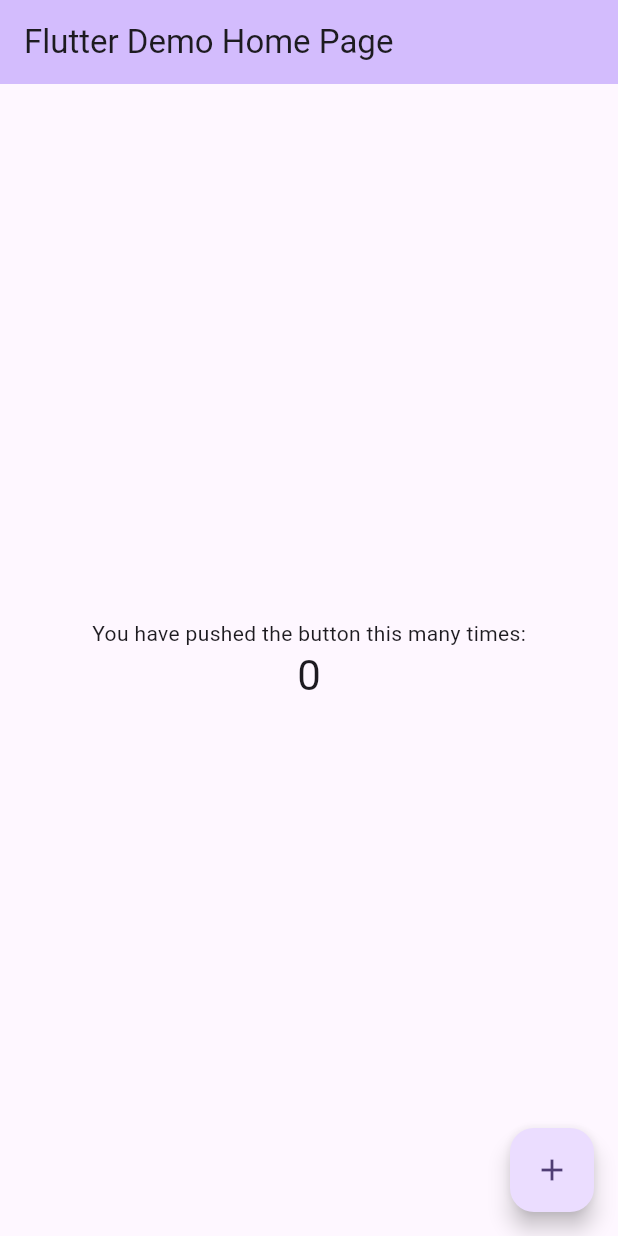
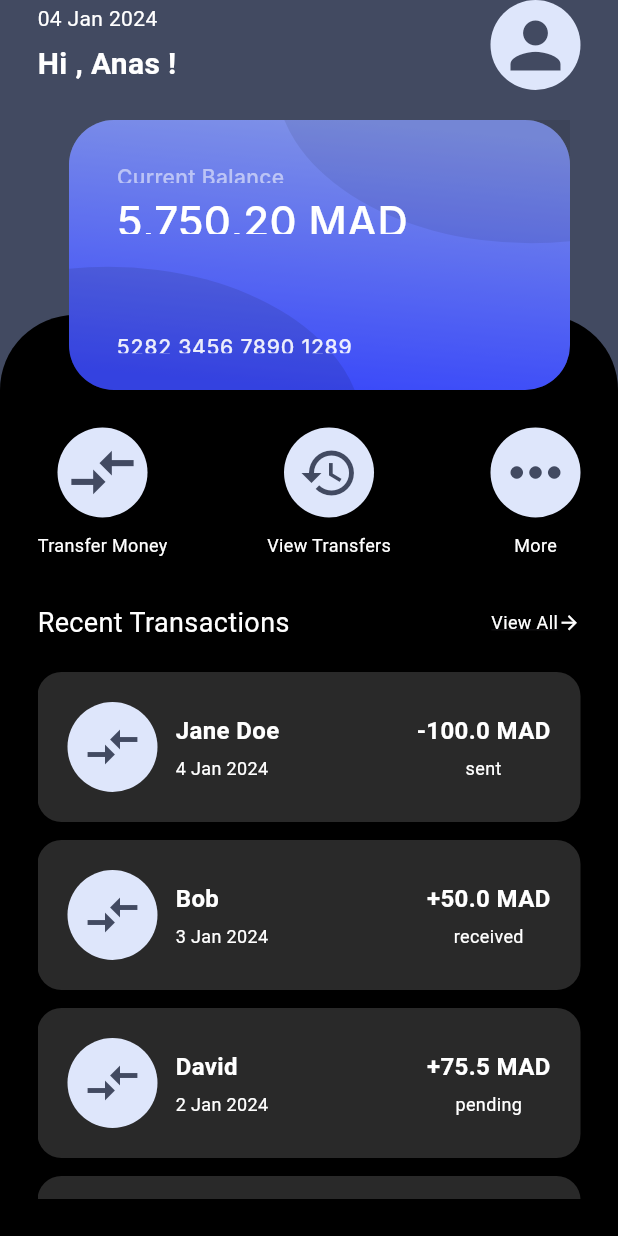
Before and after one commit to Anas-Aneddame/M-Wallet-Transfert-National, a Flutter app: the screen it shows after launch, on a phone screen of 412 x 824 dp. Run offline on Flutter 3.47's test engine with Material 3 defaults, Android fonts, the phone set to English and light mode, and no system bars; our stand-ins replace curved_navigation_bar; Roboto replaces fonts that are missing (Inter).

Commit message:
add Home Page

```diff
--- /dev/null
+++ b/m_wallet_transfertnational/lib/classes/transaction.dart
@@ -0,0 +1,15 @@
+class Transaction {
+  final String senderName;
+  final String receiverName;
+  final DateTime date;
+  final String status;
+  final double amount;
+
+  Transaction({
+    required this.senderName,
+    required this.receiverName,
+    required this.date,
+    required this.status,
+    required this.amount,
+  });
+}
--- a/m_wallet_transfertnational/lib/main.dart
+++ b/m_wallet_transfertnational/lib/main.dart
@@ -1,4 +1,5 @@
 import 'package:flutter/material.dart';
+import 'screens/home.dart';
 
 void main() {
   runApp(const MyApp());
@@ -7,119 +8,8 @@ void main() {
 class MyApp extends StatelessWidget {
   const MyApp({super.key});
 
-  // This widget is the root of your application.
   @override
   Widget build(BuildContext context) {
-    return MaterialApp(
-      title: 'Flutter Demo',
-      theme: ThemeData(
-        // This is the theme of your application.
-        //
-        // TRY THIS: Try running your application with "flutter run". You'll see
-        // the application has a blue toolbar. Then, without quitting the app,
-        // try changing the seedColor in the colorScheme below to Colors.green
-        // and then invoke "hot reload" (save your changes or press the "hot
-        // reload" button in a Flutter-supported IDE, or press "r" if you used
-        // the command line to start the app).
-        //
-        // Notice that the counter didn't reset back to zero; the application
-        // state is not lost during the reload. To reset the state, use hot
-        // restart instead.
-        //
-        // This works for code too, not just values: Most code changes can be
-        // tested with just a hot reload.
-        colorScheme: ColorScheme.fromSeed(seedColor: Colors.deepPurple),
-        useMaterial3: true,
-      ),
-      home: const MyHomePage(title: 'Flutter Demo Home Page'),
-    );
+    return const MaterialApp(debugShowCheckedModeBanner: false, home: Home());
   }
 }
-
-class MyHomePage extends StatefulWidget {
-  const MyHomePage({super.key, required this.title});
-
-  // This widget is the home page of your application. It is stateful, meaning
-  // that it has a State object (defined below) that contains fields that affect
-  // how it looks.
-
-  // This class is the configuration for the state. It holds the values (in this
-  // case the title) provided by the parent (in this case the App widget) and
-  // used by the build method of the State. Fields in a Widget subclass are
-  // always marked "final".
-
-  final String title;
-
-  @override
-  State<MyHomePage> createState() => _MyHomePageState();
-}
-
-class _MyHomePageState extends State<MyHomePage> {
-  int _counter = 0;
-
-  void _incrementCounter() {
-    setState(() {
-      // This call to setState tells the Flutter framework that something has
-      // changed in this State, which causes it to rerun the build method below
-      // so that the display can reflect the updated values. If we changed
-      // _counter without calling setState(), then the build method would not be
-      // called again, and so nothing would appear to happen.
-      _counter++;
-    });
-  }
-
-  @override
-  Widget build(BuildContext context) {
-    // This method is rerun every time setState is called, for instance as done
-    // by the _incrementCounter method above.
-    //
-    // The Flutter framework has been optimized to make rerunning build methods
-    // fast, so that you can just rebuild anything that needs updating rather
-    // than having to individually change instances of widgets.
-    return Scaffold(
-      appBar: AppBar(
-        // TRY THIS: Try changing the color here to a specific color (to
-        // Colors.amber, perhaps?) and trigger a hot reload to see the AppBar
-        // change color while the other colors stay the same.
-        backgroundColor: Theme.of(context).colorScheme.inversePrimary,
-        // Here we take the value from the MyHomePage object that was created by
-        // the App.build method, and use it to set our appbar title.
-        title: Text(widget.title),
-      ),
-      body: Center(
-        // Center is a layout widget. It takes a single child and positions it
-        // in the middle of the parent.
-        child: Column(
-          // Column is also a layout widget. It takes a list of children and
-          // arranges them vertically. By default, it sizes itself to fit its
-          // children horizontally, and tries to be as tall as its parent.
-          //
-          // Column has various properties to control how it sizes itself and
-          // how it positions its children. Here we use mainAxisAlignment to
-          // center the children vertically; the main axis here is the vertical
-          // axis because Columns are vertical (the cross axis would be
-          // horizontal).
-          //
-          // TRY THIS: Invoke "debug painting" (choose the "Toggle Debug Paint"
-          // action in the IDE, or press "p" in the console), to see the
-          // wireframe for each widget.
-          mainAxisAlignment: MainAxisAlignment.center,
-          children: <Widget>[
-            const Text(
-              'You have pushed the button this many times:',
-            ),
-            Text(
-              '$_counter',
-              style: Theme.of(context).textTheme.headlineMedium,
-            ),
-          ],
-        ),
-      ),
-      floatingActionButton: FloatingActionButton(
-        onPressed: _incrementCounter,
-        tooltip: 'Increment',
-        child: const Icon(Icons.add),
-      ), // This trailing comma makes auto-formatting nicer for build methods.
-    );
-  }
-}
--- /dev/null
+++ b/m_wallet_transfertnational/lib/screens/home.dart
@@ -0,0 +1,307 @@
+import 'package:flutter/material.dart';
+import 'package:curved_navigation_bar/curved_navigation_bar.dart';
+import 'package:intl/intl.dart';
+import 'package:m_wallet_transfertnational/widgets/transactionTile.dart';
+import '../classes/transaction.dart';
+import '../widgets/card.dart';
+
+class Home extends StatefulWidget {
+  const Home({super.key});
+
+  @override
+  State<Home> createState() => _HomeState();
+}
+
+class _HomeState extends State<Home> {
+  var height, width;
+  int _pageIndex = 0;
+  /*final List<Widget> _pages = [
+    Home(),
+    TransactionsPage(),
+    Home()
+  ]; */
+  List<Transaction> transactions = [
+    Transaction(
+      senderName: 'John Doe',
+      receiverName: 'Jane Doe',
+      date: DateTime.now(),
+      status: 'sent',
+      amount: 100.00,
+    ),
+    Transaction(
+      senderName: 'Alice',
+      receiverName: 'Bob',
+      date: DateTime.now().subtract(Duration(days: 1)),
+      status: 'received',
+      amount: 50.00,
+    ),
+    Transaction(
+      senderName: 'Charlie',
+      receiverName: 'David',
+      date: DateTime.now().subtract(Duration(days: 2)),
+      status: 'pending',
+      amount: 75.50,
+    ),
+    Transaction(
+      senderName: 'Eve',
+      receiverName: 'Frank',
+      date: DateTime.now().subtract(Duration(days: 3)),
+      status: 'sent',
+      amount: 120.75,
+    ),
+    Transaction(
+      senderName: 'Grace',
+      receiverName: 'Henry',
+      date: DateTime.now().subtract(Duration(days: 4)),
+      status: 'received',
+      amount: 90.25,
+    ),
+  ];
+
+  @override
+  Widget build(BuildContext context) {
+    height = MediaQuery.of(context).size.height;
+    width = MediaQuery.of(context).size.width;
+    DateTime now = DateTime.now();
+    String formattedDate = DateFormat('dd MMM yyyy').format(now);
+
+    return Scaffold(
+        backgroundColor: Color(0xFF424A61),
+        /*bottomNavigationBar: CurvedNavigationBar(
+          backgroundColor: Color(0xFFDEE6FB),
+          color: Color(0xFF424A61),
+          animationDuration: Duration(milliseconds: 300),
+          onTap: (index) {
+            setState(() {
+              _pageIndex = index;
+            });
+          },
+          items: const [
+            Icon(
+              Icons.home,
+              color: Colors.white,
+            ),
+            Icon(
+              Icons.compare_arrows,
+              color: Colors.white,
+            ),
+            Icon(
+              Icons.settings,
+              color: Colors.white,
+            ),
+          ],
+        ),*/
+        body: SafeArea(
+            child: Stack(children: [
+          Column(
+            children: [
+              Padding(
+                padding: const EdgeInsets.symmetric(horizontal: 25.0),
+                child: Column(
+                  children: [
+                    Row(
+                      mainAxisAlignment: MainAxisAlignment.spaceBetween,
+                      children: [
+                        Column(
+                            crossAxisAlignment: CrossAxisAlignment.start,
+                            mainAxisAlignment: MainAxisAlignment.start,
+                            children: [
+                              Text(
+                                formattedDate,
+                                style: const TextStyle(
+                                    color: Colors.white,
+                                    fontSize: 14,
+                                    fontWeight: FontWeight.normal),
+                              ),
+                              const SizedBox(height: 6),
+                              const Text(
+                                'Hi , Anas !',
+                                style: TextStyle(
+                                    color: Colors.white,
+                                    fontSize: 20,
+                                    fontWeight: FontWeight.bold),
+                              ),
+                            ]),
+                        GestureDetector(
+                          onTap: () {
+                            print("Container clicked!");
+                          },
+                          child: const CircleAvatar(
+                            radius: 30,
+                            backgroundColor: Color(0xFFDEE6FB),
+                            child: Icon(
+                              Icons.person,
+                              size: 50,
+                              color: Color(0xFF424A61),
+                            ),
+                          ),
+                        )
+                      ],
+                    ),
+                  ],
+                ),
+              ),
+              const SizedBox(
+                height: 150,
+              ),
+              Expanded(
+                child: Container(
+                  padding: EdgeInsets.all(25),
+                  decoration: const BoxDecoration(
+                    color: Colors.black,
+                    borderRadius: BorderRadius.only(
+                      topLeft: Radius.circular(50),
+                      topRight: Radius.circular(50),
+                    ),
+                  ),
+                  child: Column(children: [
+                    const SizedBox(
+                      height: 50,
+                    ),
+                    Row(
+                      mainAxisAlignment: MainAxisAlignment.spaceBetween,
+                      children: [
+                        Column(
+                          children: [
+                            GestureDetector(
+                              onTap: () {
+                                print("Container clicked!");
+                              },
+                              child: Container(
+                                margin: EdgeInsets.only(bottom: 10),
+                                child: const CircleAvatar(
+                                  radius: 30,
+                                  backgroundColor: Color(0xFFDEE6FB),
+                                  child: Icon(
+                                    Icons.compare_arrows,
+                                    size: 50,
+                                    color: Color(0xFF424A61),
+                                  ),
+                                ),
+                              ),
+                            ),
+                            const Text(
+                              'Transfer Money',
+                              style: TextStyle(
+                                  color: Colors.white,
+                                  fontSize: 12,
+                                  fontWeight: FontWeight.normal),
+                            )
+                          ],
+                        ),
+                        Column(
+                          children: [
+                            GestureDetector(
+                              onTap: () {
+                                print("Container clicked!");
+                              },
+                              child: Container(
+                                margin: EdgeInsets.only(bottom: 10),
+                                child: const CircleAvatar(
+                                  radius: 30,
+                                  backgroundColor: Color(0xFFDEE6FB),
+                                  child: Icon(
+                                    Icons.history,
+                                    size: 40,
+                                    color: Color(0xFF424A61),
+                                  ),
+                                ),
+                              ),
+                            ),
+                            const Text(
+                              'View Transfers',
+                              style: TextStyle(
+                                  color: Colors.white,
+                                  fontSize: 12,
+                                  fontWeight: FontWeight.normal),
+                            )
+                          ],
+                        ),
+                        Column(
+                          children: [
+                            GestureDetector(
+                              onTap: () {
+                                print("Container clicked!");
+                              },
+                              child: Container(
+                                margin: EdgeInsets.only(bottom: 10),
+                                child: const CircleAvatar(
+                                  radius: 30,
+                                  backgroundColor: Color(0xFFDEE6FB),
+                                  child: Icon(
+                                    Icons.more_horiz,
+                                    size: 50,
+                                    color: Color(0xFF424A61),
+                                  ),
+                                ),
+                              ),
+                            ),
+                            const Text(
+                              'More',
+                              style: TextStyle(
+                                  color: Colors.white,
+                                  fontSize: 12,
+                                  fontWeight: FontWeight.normal),
+                            )
+                          ],
+                        ),
+                      ],
+                    ),
+                    const SizedBox(height: 30),
+                    Row(
+                      mainAxisAlignment: MainAxisAlignment.spaceBetween,
+                      children: [
+                        const Text(
+                          'Recent Transactions',
+                          style: TextStyle(
+                              color: Colors.white,
+                              fontSize: 18,
+                              fontWeight: FontWeight.normal),
+                        ),
+                        GestureDetector(
+                          onTap: () {
+                            print("Container clicked!");
+                          },
+                          child: const Row(
+                            children: [
+                              Text(
+                                'View All',
+                                style: TextStyle(
+                                  color: Colors.white,
+                                  fontSize: 12,
+                                  fontWeight: FontWeight.normal,
+                                  decoration: TextDecoration.underline,
+                                ),
+                              ),
+                              Icon(
+                                Icons.arrow_forward,
+                                color: Colors.white,
+                                size: 15,
+                              ),
+                            ],
+                          ),
+                        ),
+                      ],
+                    ),
+                    const SizedBox(
+                      height: 20,
+                    ),
+                    Expanded(
+                      child: Container(
+                          child: ListView.builder(
+                        itemCount: transactions.length,
+                        itemBuilder: (context, index) {
+                          return TransactionTile(
+                              transaction: transactions[index]);
+                        },
+                      )),
+                    )
+                  ]),
+                ),
+              )
+            ],
+          ),
+          Positioned(top: 80, left: width / 2 - 160, child: const UserCard()),
+        ])));
+  }
+}
--- /dev/null
+++ b/m_wallet_transfertnational/lib/widgets/card.dart
@@ -0,0 +1,173 @@
+import 'package:flutter/material.dart';
+
+class UserCard extends StatelessWidget {
+  const UserCard({super.key});
+
+  @override
+  Widget build(BuildContext context) {
+    return Container(
+      width: 334,
+      height: 180,
+      child: Stack(
+        children: [
+          Positioned(
+            left: 0,
+            top: 0,
+            child: Container(
+              width: 334,
+              height: 180,
+              decoration: ShapeDecoration(
+                gradient: const LinearGradient(
+                  begin: Alignment(0.05, -1.00),
+                  end: Alignment(-0.05, 1),
+                  colors: [Color(0xFFA3B7DD), Color(0xFF3A49F9)],
+                ),
+                shape: RoundedRectangleBorder(
+                  borderRadius: BorderRadius.circular(30),
+                ),
+              ),
+            ),
+          ),
+          Positioned(
+            left: 0,
+            top: 0,
+            child: Container(
+              width: 334,
+              height: 180,
+              child: Stack(
+                children: [
+                  Positioned(
+                    left: 0,
+                    top: 0,
+                    child: Container(
+                      width: 334,
+                      height: 180,
+                      decoration: ShapeDecoration(
+                        color: Color.fromARGB(90, 58, 74, 249),
+                        shape: RoundedRectangleBorder(
+                          borderRadius: BorderRadius.circular(30),
+                        ),
+                      ),
+                    ),
+                  ),
+                  Positioned(
+                    left: -144.20,
+                    top: 97.83,
+                    child: Opacity(
+                      opacity: 0.10,
+                      child: Container(
+                        width: 340.36,
+                        height: 221.09,
+                        decoration: const ShapeDecoration(
+                          color: Colors.black,
+                          shape: OvalBorder(),
+                        ),
+                      ),
+                    ),
+                  ),
+                  Positioned(
+                    left: 137.84,
+                    top: -138.91,
+                    child: Opacity(
+                      opacity: 0.08,
+                      child: Container(
+                        width: 340.36,
+                        height: 221.09,
+                        decoration: const ShapeDecoration(
+                          color: Colors.black,
+                          shape: OvalBorder(),
+                        ),
+                      ),
+                    ),
+                  ),
+                ],
+              ),
+            ),
+          ),
+          const Positioned(
+            left: 31.81,
+            top: 142.83,
+            child: SizedBox(
+              width: 174.95,
+              height: 12.72,
+              child: Opacity(
+                opacity: 0.90,
+                child: Text(
+                  '5282 3456 7890 1289',
+                  style: TextStyle(
+                    color: Colors.white,
+                    fontSize: 14,
+                    fontFamily: 'Inter',
+                    fontWeight: FontWeight.w500,
+                    height: 0,
+                    letterSpacing: 0.50,
+                  ),
+                ),
+              ),
+            ),
+          ),
+          Positioned(
+            left: 254.48,
+            top: 24.46,
+            child: Container(
+              width: 47.71,
+              height: 35.14,
+              child: Stack(
+                children: [
+                  Positioned(
+                    left: 0,
+                    top: 0,
+                    child: Container(
+                      width: 47.71,
+                      height: 35.14,
+                      child: const Stack(children: []),
+                    ),
+                  ),
+                ],
+              ),
+            ),
+          ),
+          const Positioned(
+            left: 32,
+            top: 51,
+            child: SizedBox(
+              width: 200,
+              height: 25,
+              child: Text(
+                '5,750,20 MAD',
+                style: TextStyle(
+                  color: Colors.white,
+                  fontSize: 28,
+                  fontFamily: 'Inter',
+                  fontWeight: FontWeight.w500,
+                  height: 0,
+                ),
+              ),
+            ),
+          ),
+          const Positioned(
+            left: 31.81,
+            top: 29.35,
+            child: SizedBox(
+              width: 133.60,
+              height: 12.72,
+              child: Opacity(
+                opacity: 0.54,
+                child: Text(
+                  'Current Balance',
+                  style: TextStyle(
+                    color: Colors.white,
+                    fontSize: 14,
+                    fontFamily: 'Inter',
+                    fontWeight: FontWeight.w500,
+                    height: 0,
+                  ),
+                ),
+              ),
+            ),
+          ),
+        ],
+      ),
+    );
+  }
+}
--- /dev/null
+++ b/m_wallet_transfertnational/lib/widgets/transactionTile.dart
@@ -0,0 +1,84 @@
+import 'package:flutter/material.dart';
+import 'package:intl/intl.dart';
+import '../classes/transaction.dart';
+
+class TransactionTile extends StatelessWidget {
+  final Transaction transaction;
+
+  const TransactionTile({super.key, required this.transaction});
+
+  @override
+  Widget build(BuildContext context) {
+    String formattedDate = DateFormat('d MMM yyyy').format(transaction.date);
+    return Padding(
+        padding: const EdgeInsets.only(bottom: 12.0),
+        child: Container(
+          height: 100,
+          padding: EdgeInsets.all(20),
+          decoration: BoxDecoration(
+              color: Color(0xFF292929),
+              borderRadius: BorderRadius.circular(16)),
+          child:
+              Row(mainAxisAlignment: MainAxisAlignment.spaceBetween, children: [
+            Row(
+              children: [
+                const CircleAvatar(
+                  radius: 30,
+                  backgroundColor: Color(0xFFDEE6FB),
+                  child: Icon(
+                    Icons.compare_arrows,
+                    size: 40,
+                    color: Color(0xFF424A61),
+                  ),
+                ),
+                const SizedBox(
+                  width: 12,
+                ),
+                Column(
+                  crossAxisAlignment: CrossAxisAlignment.start,
+                  mainAxisAlignment: MainAxisAlignment.center,
+                  children: [
+                    Text(
+                      transaction.receiverName,
+                      style: const TextStyle(
+                          color: Colors.white,
+                          fontWeight: FontWeight.bold,
+                          fontSize: 16),
+                    ),
+                    const SizedBox(
+                      height: 5,
+                    ),
+                    Text(formattedDate,
+                        style: const TextStyle(
+                          color: Colors.white,
+                          fontSize: 12,
+                        ))
+                  ],
+                ),
+              ],
+            ),
+            Column(
+              mainAxisAlignment: MainAxisAlignment.center,
+              children: [
+                Text(
+                  '${transaction.status == 'sent' ? '-' : '+'}${transaction.amount} MAD',
+                  style: const TextStyle(
+                    color: Colors.white,
+                    fontWeight: FontWeight.bold,
+                    fontSize: 16,
+                  ),
+                ),
+                const SizedBox(
+                  height: 5,
+                ),
+                Text(transaction.status,
+                    style: const TextStyle(
+                      color: Colors.white,
+                      fontSize: 12,
+                    ))
+              ],
+            )
+          ]),
+        ));
+  }
+}
--- a/m_wallet_transfertnational/pubspec.yaml
+++ b/m_wallet_transfertnational/pubspec.yaml
@@ -35,6 +35,8 @@ dependencies:
   # The following adds the Cupertino Icons font to your application.
   # Use with the CupertinoIcons class for iOS style icons.
   cupertino_icons: ^1.0.2
+  intl: ^0.17.0
+  curved_navigation_bar: ^1.0.3
 
 dev_dependencies:
   flutter_test:
```
Also changed, not shown: m_wallet_transfertnational/pubspec.lock.
